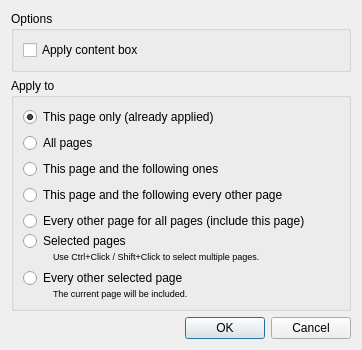
Before: the Qt Designer form filters/select_content/ui/SelectContentApplyDialog.ui in ImageProcessing-ElectronicPublications/scantailor-deviant, drawn with Qt 5.
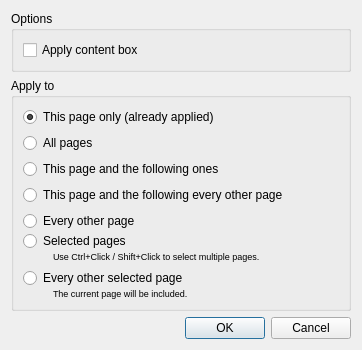
After: the same form once the commit is applied.

The edit to the form file:
```diff
--- a/filters/select_content/ui/SelectContentApplyDialog.ui
+++ b/filters/select_content/ui/SelectContentApplyDialog.ui
@@ -10,7 +10,7 @@
     <x>0</x>
     <y>0</y>
     <width>362</width>
-    <height>314</height>
+    <height>345</height>
    </rect>
   </property>
   <property name="windowTitle">
@@ -106,7 +106,7 @@
          <item>
           <widget class="QRadioButton" name="everyOtherRB">
            <property name="text">
-            <string extracomment="All odd or even pages, depending on the current page being odd or even.">Every other page for all pages (include this page)</string>
+            <string extracomment="All odd or even pages, depending on the current page being odd or even.">Every other page</string>
            </property>
           </widget>
          </item>
```
